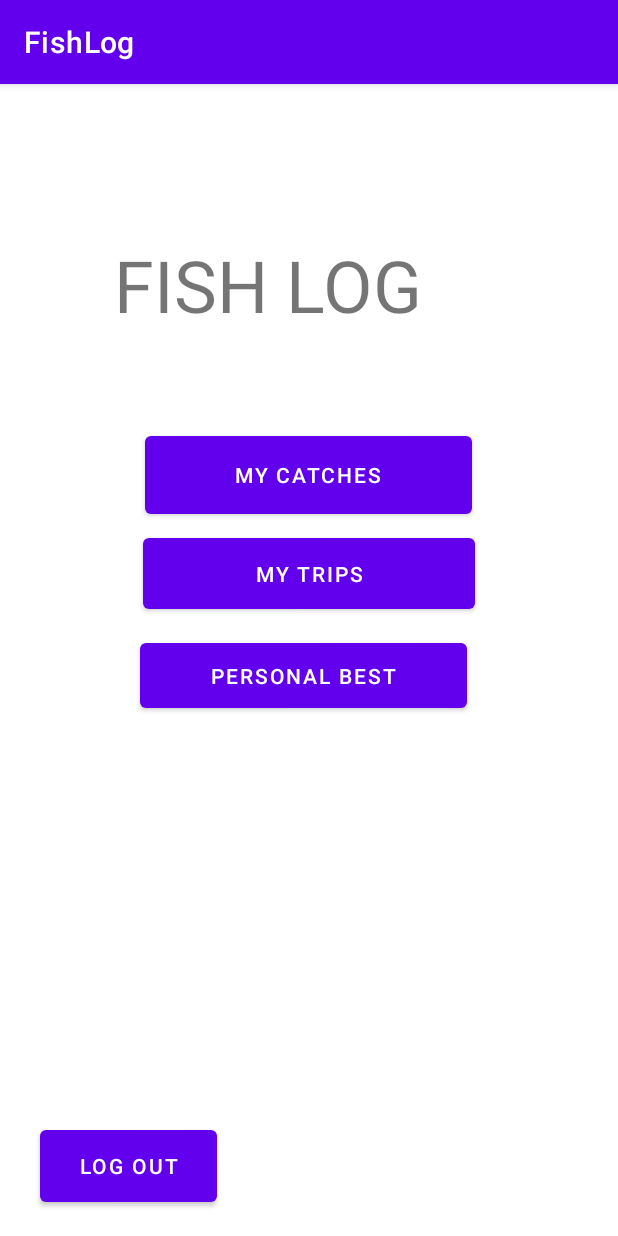
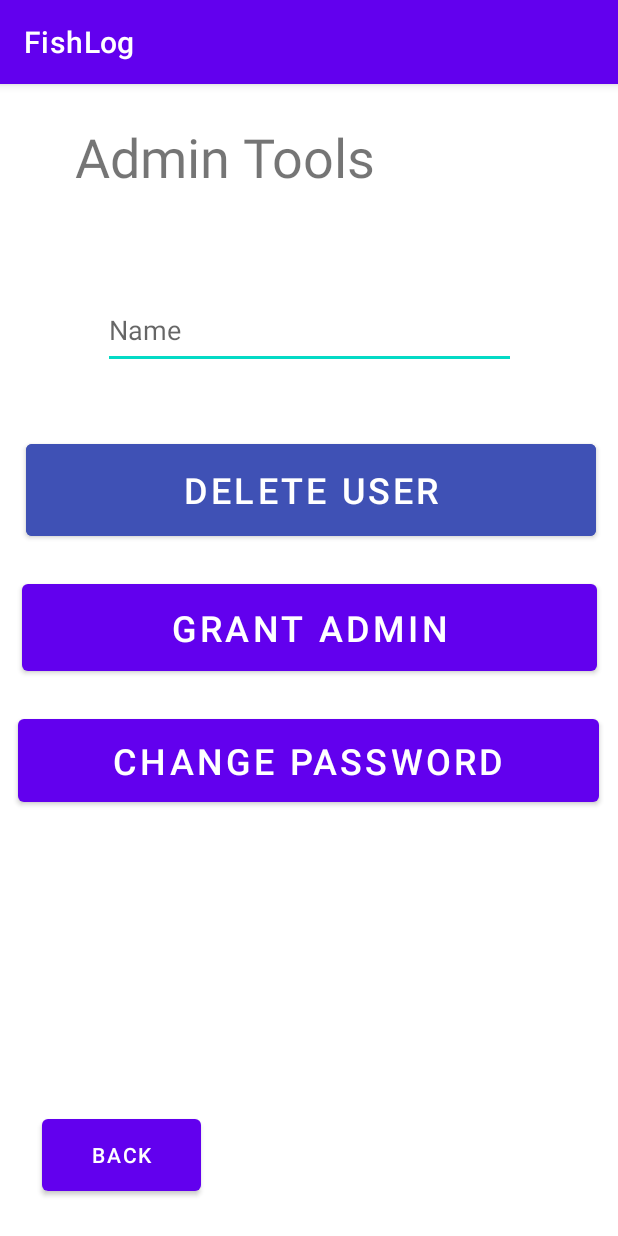
Before and after one commit to LukeBerryCS/FishLog, an Android app: the screen it shows after launch (Index before the commit, AdminTools after it), on a phone screen of 412 x 824 dp. Run offline under Robolectric (Android 15) with nearby library versions, the phone set to English and light mode, and no system bars; our stand-ins replace Room's generated code.

Commit message:
Implemented admin tools feature

```diff
--- /dev/null
+++ b/app/src/main/java/com/example/fishlog/AdminTools.java
@@ -0,0 +1,113 @@
+package com.example.fishlog;
+
+import android.app.NotificationChannel;
+import android.app.NotificationManager;
+import android.content.Intent;
+import android.os.Bundle;
+import android.view.View;
+import android.widget.Button;
+import android.widget.TextView;
+import android.widget.Toast;
+
+import androidx.appcompat.app.AppCompatActivity;
+import androidx.core.app.NotificationCompat;
+import androidx.core.app.NotificationManagerCompat;
+import androidx.room.Room;
+
+import com.example.fishlog.DB.UserDAO;
+import com.example.fishlog.DB.UserDatabase;
+
+import org.w3c.dom.Text;
+
+public class AdminTools extends AppCompatActivity {
+
+    TextView adminToolsTitle;
+    TextView adminToolsUsername;
+    Button adminToolsDeleteUser;
+    Button adminToolsGrantAdmin;
+    Button adminToolsChangePassword;
+    Button adminToolsBack;
+    Button adminToolsChangePasswordCancel;
+    TextView adminToolsChangePasswordEntry;
+    Button adminToolsChangePasswordConfirm;
+
+    UserDAO myUserDAO;
+
+    @Override
+    protected void onCreate(Bundle savedInstanceState) {
+        super.onCreate(savedInstanceState);
+        System.out.println("AdminTools created");
+        setContentView(R.layout.admin_tools);
+
+        myUserDAO = Room.databaseBuilder(this, UserDatabase.class, UserDatabase.DATABASE_NAME).allowMainThreadQueries().build().UserDAO();
+
+        adminToolsTitle = findViewById(R.id.adminToolsTitle);
+        adminToolsUsername = findViewById(R.id.adminToolsUsername);
+        adminToolsDeleteUser = findViewById(R.id.adminToolsDeleteUser);
+        adminToolsGrantAdmin = findViewById(R.id.adminToolsGrantAdmin);
+        adminToolsChangePassword = findViewById(R.id.adminToolsChangePassword);
+        adminToolsBack = findViewById(R.id.adminToolsBack);
+        adminToolsChangePasswordCancel = findViewById(R.id.adminToolsChangePasswordCancel);
+        adminToolsChangePasswordConfirm = findViewById(R.id.adminToolsChangePasswordConfirm);
+        adminToolsChangePasswordEntry = findViewById(R.id.adminToolsChangePasswordEntry);
+
+        adminToolsDeleteUser.setOnClickListener(view -> deleteUser());
+        adminToolsGrantAdmin.setOnClickListener(view -> grantAdmin());
+        adminToolsChangePassword.setOnClickListener(view -> changePassword(null));
+        adminToolsBack.setOnClickListener(view -> back());
+        adminToolsChangePasswordCancel.setOnClickListener(view -> cancelChangePassword());
+        adminToolsChangePasswordConfirm.setOnClickListener(view -> confirmChangePassword());
+
+        adminToolsChangePasswordConfirm.setVisibility(View.INVISIBLE);
+        adminToolsChangePassword.setVisibility(View.VISIBLE);
+        adminToolsChangePasswordCancel.setVisibility(View.INVISIBLE);
+        adminToolsChangePasswordEntry.setVisibility(View.INVISIBLE);
+        adminToolsChangePasswordEntry.setText("");
+    }
+
+    private void confirmChangePassword() {
+        User myUser = myUserDAO.findUser(adminToolsUsername.getText().toString());
+        myUser.setPassword(adminToolsChangePasswordEntry.getText().toString());
+        myUserDAO.update(myUser);
+        adminToolsChangePasswordConfirm.setVisibility(View.INVISIBLE);
+        adminToolsChangePassword.setVisibility(View.VISIBLE);
+        adminToolsChangePasswordCancel.setVisibility(View.INVISIBLE);
+        adminToolsChangePasswordEntry.setVisibility(View.INVISIBLE);
+        adminToolsChangePasswordEntry.setText("");
+    }
+
+    private void cancelChangePassword() {
+        adminToolsChangePasswordConfirm.setVisibility(View.INVISIBLE);
+        adminToolsChangePassword.setVisibility(View.VISIBLE);
+        adminToolsChangePasswordCancel.setVisibility(View.INVISIBLE);
+        adminToolsChangePasswordEntry.setVisibility(View.INVISIBLE);
+        adminToolsChangePasswordEntry.setText("");
+    }
+    private void deleteUser() {
+        User myUser = myUserDAO.findUser(adminToolsUsername.getText().toString());
+        myUserDAO.delete(myUser);
+        Toast.makeText(AdminTools.this, "User: " + myUser.getUsername() + " deleted", Toast.LENGTH_LONG).show();
+    }
+
+    private void grantAdmin() {
+        User myUser = myUserDAO.findUser(adminToolsUsername.getText().toString());
+        myUser.setAdmin(true);
+        myUserDAO.update(myUser);
+    }
+
+    //TODO implement changePassword()
+    private void changePassword(String password) {
+        adminToolsChangePasswordConfirm.setVisibility(View.VISIBLE);
+        adminToolsChangePassword.setVisibility(View.INVISIBLE);
+        adminToolsChangePasswordCancel.setVisibility(View.VISIBLE);
+        adminToolsChangePasswordEntry.setVisibility(View.VISIBLE);
+        adminToolsChangePasswordEntry.setText("");
+    }
+
+
+    private void back() {
+        Intent intent = new Intent(AdminTools.this, Index.class);
+        startActivity(intent);
+        finish();
+    }
+}
--- a/app/src/main/java/com/example/fishlog/MainActivity.java
+++ b/app/src/main/java/com/example/fishlog/MainActivity.java
@@ -3,6 +3,7 @@ import androidx.appcompat.app.AppCompatActivity;
 import androidx.room.Room;
 import android.content.Intent;
 import android.os.Bundle;
+import android.view.View;
 import android.widget.Button;
 import android.widget.EditText;
 import android.widget.TextView;
@@ -96,11 +97,6 @@ public class MainActivity extends AppCompatActivity {
     }
     private void confirmLogin() {
         Intent intent = new Intent(MainActivity.this, Index.class);
-        if(!currentUser.isAdmin()) {
-            System.out.println("Current user is not admin");
-        } else {
-            System.out.println("Current user is admin");
-        }
         startActivity(intent);
         System.out.println("Login confirmed: " + currentUser.getUsername());
         finish();
--- /dev/null
+++ b/app/src/main/res/layout/admin_tools.xml
@@ -0,0 +1,120 @@
+<?xml version="1.0" encoding="utf-8"?>
+<androidx.constraintlayout.widget.ConstraintLayout xmlns:android="http://schemas.android.com/apk/res/android"
+    xmlns:app="http://schemas.android.com/apk/res-auto"
+    xmlns:tools="http://schemas.android.com/tools"
+    android:layout_width="match_parent"
+    android:layout_height="match_parent"
+    android:backgroundTint="#DF0808">
+
+    <TextView
+        android:id="@+id/adminToolsTitle"
+        android:layout_width="312dp"
+        android:layout_height="86dp"
+        android:layout_marginTop="24dp"
+        android:text="Admin Tools"
+        android:textSize="36sp"
+        app:layout_constraintEnd_toEndOf="parent"
+        app:layout_constraintStart_toStartOf="parent"
+        app:layout_constraintTop_toTopOf="parent" />
+
+    <Button
+        android:id="@+id/adminToolsDeleteUser"
+        android:layout_width="380dp"
+        android:layout_height="73dp"
+        android:layout_marginTop="44dp"
+        android:backgroundTint="#3F51B5"
+        android:text="Delete User"
+        android:textSize="24sp"
+        app:layout_constraintEnd_toEndOf="parent"
+        app:layout_constraintHorizontal_bias="0.548"
+        app:layout_constraintStart_toStartOf="parent"
+        app:layout_constraintTop_toBottomOf="@+id/adminToolsUsername" />
+
+    <EditText
+        android:id="@+id/adminToolsUsername"
+        android:layout_width="275dp"
+        android:layout_height="52dp"
+        android:layout_marginTop="28dp"
+        android:ems="10"
+        android:hint="Name"
+        android:inputType="textPersonName"
+        app:layout_constraintEnd_toEndOf="parent"
+        app:layout_constraintStart_toStartOf="parent"
+        app:layout_constraintTop_toBottomOf="@+id/adminToolsTitle" />
+
+    <Button
+        android:id="@+id/adminToolsGrantAdmin"
+        android:layout_width="383dp"
+        android:layout_height="70dp"
+        android:layout_marginTop="20dp"
+        android:text="Grant Admin"
+        android:textSize="24sp"
+        app:layout_constraintEnd_toEndOf="parent"
+        app:layout_constraintHorizontal_bias="0.504"
+        app:layout_constraintStart_toStartOf="parent"
+        app:layout_constraintTop_toBottomOf="@+id/adminToolsDeleteUser" />
+
+    <Button
+        android:id="@+id/adminToolsChangePassword"
+        android:layout_width="387dp"
+        android:layout_height="67dp"
+        android:layout_marginTop="16dp"
+        android:text="Change Password"
+        android:textSize="24sp"
+        app:layout_constraintBottom_toBottomOf="parent"
+        app:layout_constraintEnd_toEndOf="parent"
+        app:layout_constraintHorizontal_bias="0.478"
+        app:layout_constraintStart_toStartOf="parent"
+        app:layout_constraintTop_toBottomOf="@+id/adminToolsGrantAdmin"
+        app:layout_constraintVertical_bias="0.015" />
+
+    <Button
+        android:id="@+id/adminToolsBack"
+        android:layout_width="106dp"
+        android:layout_height="60dp"
+        android:layout_marginStart="28dp"
+        android:layout_marginBottom="24dp"
+        android:text="Back"
+        app:layout_constraintBottom_toBottomOf="parent"
+        app:layout_constraintStart_toStartOf="parent" />
+
+    <Button
+        android:id="@+id/adminToolsChangePasswordCancel"
+        android:layout_width="67dp"
+        android:layout_height="67dp"
+        android:layout_marginStart="12dp"
+        android:backgroundTint="#D30F0F"
+        app:icon="@android:drawable/ic_delete"
+        app:layout_constraintBottom_toBottomOf="parent"
+        app:layout_constraintEnd_toStartOf="@+id/adminToolsChangePasswordEntry"
+        app:layout_constraintStart_toStartOf="parent"
+        app:layout_constraintTop_toTopOf="parent"
+        app:layout_constraintVertical_bias="0.629" />
+
+    <Button
+        android:id="@+id/adminToolsChangePasswordConfirm"
+        android:layout_width="64dp"
+        android:layout_height="67dp"
+        android:backgroundTint="#4CAF50"
+        app:icon="?android:attr/textCheckMark"
+        app:iconTint="#FAF6F6"
+        app:layout_constraintBottom_toBottomOf="parent"
+        app:layout_constraintEnd_toEndOf="parent"
+        app:layout_constraintHorizontal_bias="0.0"
+        app:layout_constraintStart_toEndOf="@+id/adminToolsChangePasswordEntry"
+        app:layout_constraintTop_toTopOf="parent"
+        app:layout_constraintVertical_bias="0.629" />
+
+    <EditText
+        android:id="@+id/adminToolsChangePasswordEntry"
+        android:layout_width="260dp"
+        android:layout_height="56dp"
+        android:ems="10"
+        android:hint="Password"
+        android:inputType="textPersonName"
+        app:layout_constraintBottom_toBottomOf="parent"
+        app:layout_constraintTop_toBottomOf="@+id/adminToolsGrantAdmin"
+        app:layout_constraintVertical_bias="0.072"
+        tools:layout_editor_absoluteX="75dp" />
+
+</androidx.constraintlayout.widget.ConstraintLayout>
--- a/app/src/main/res/values/colors.xml
+++ b/app/src/main/res/values/colors.xml
@@ -7,4 +7,5 @@
     <color name="teal_700">#FF018786</color>
     <color name="black">#FF000000</color>
     <color name="white">#FFFFFFFF</color>
+    <color name="red">#FF0000</color>
 </resources>
```
Also changed, not shown: app/src/main/AndroidManifest.xml (+9 -0 lines), app/src/main/java/com/example/fishlog/Index.java (+20 -0 lines), app/src/main/res/layout/index.xml (+18 -4 lines).
